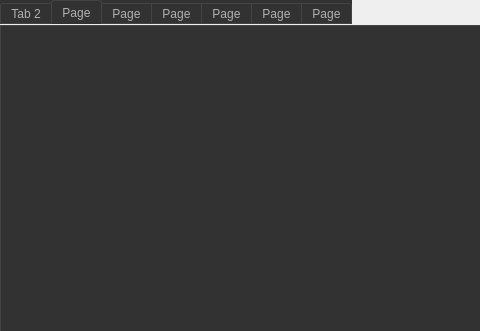
The window that main.ui (akhil775/Hotel-Mangement-System) describes before a commit, drawn with Qt 5; both pictures show x 0 to 480 and y 0 to 331 of the 1221 by 812 pixel window.
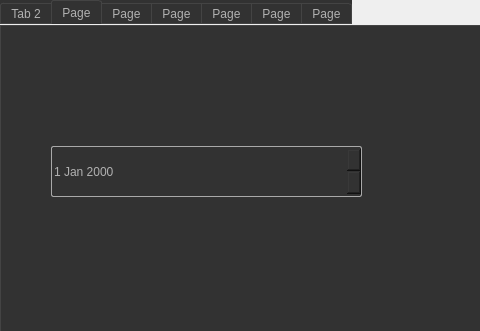
The same window after the commit. Icons and pictures are not drawn.

The edit to the form file:
```diff
--- a/main.ui
+++ b/main.ui
@@ -895,6 +895,16 @@
        </rect>
       </property>
      </widget>
+     <widget class="QDateEdit" name="dateEdit">
+      <property name="geometry">
+       <rect>
+        <x>50</x>
+        <y>120</y>
+        <width>311</width>
+        <height>51</height>
+       </rect>
+      </property>
+     </widget>
     </widget>
     <widget class="QWidget" name="tab_13">
      <attribute name="title">
```
